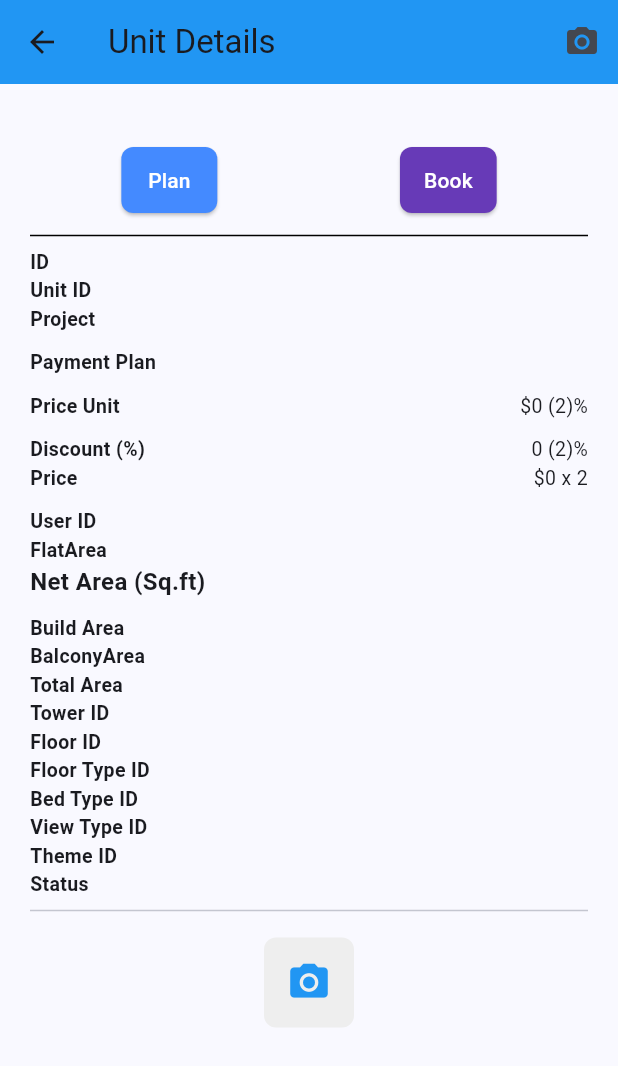
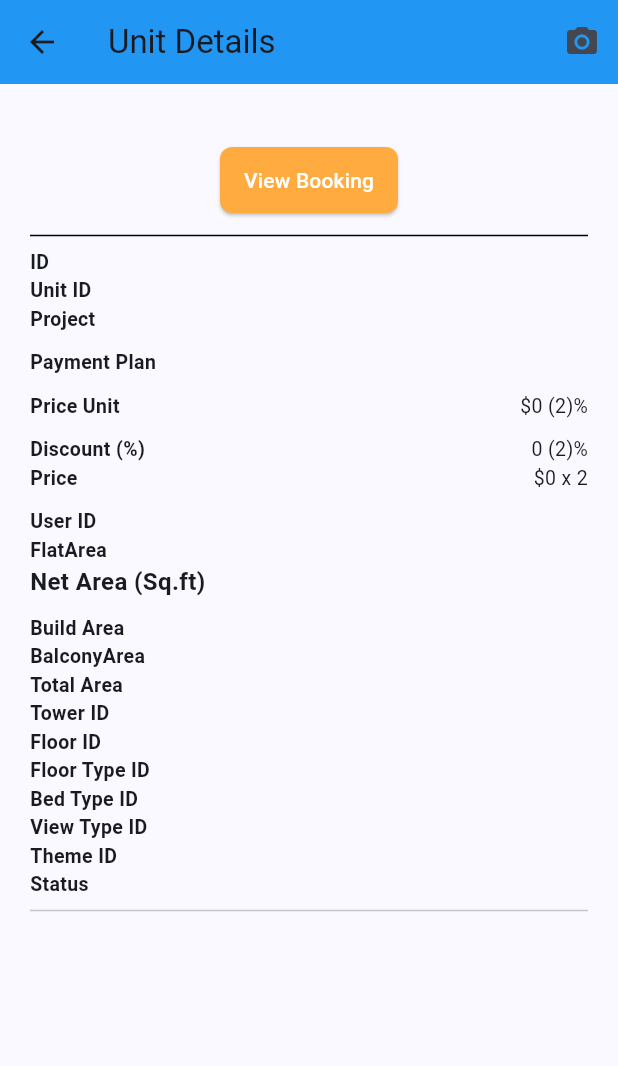
Before and after one commit to Vinay0141/Aqua-Properties, a Flutter app: the UnitDetailScreen screen opened directly with empty values, on a phone screen of 412 x 824 dp. Shown: the top 1066 px of the screen. Run offline on Flutter 3.47's test engine with Material 3 defaults, Android fonts, the phone set to English and light mode, and no system bars; our stand-ins replace bloc, dio, flutter_bloc, fluttertoast, open_file, permission_handler and 1 more; missing offline and left inert: flutter_downloader, flutter_pdfview; accounts and stored records are empty.

Commit message:
unit_detail_screen.dart

```diff
--- a/lib/unit_detail_screen.dart
+++ b/lib/unit_detail_screen.dart
@@ -1,27 +1,27 @@
 import 'package:aqua_properties/features/nav_view/unite/unite_screen.dart';
+import 'package:aqua_properties/view_booking_screen.dart';
 import 'package:flutter/material.dart';
 
 class UnitDetailScreen extends StatefulWidget {
-  final  dynamic unitIdName;
-  final  dynamic unitPrice;
-  final  dynamic unitTotalArea;
-  final  dynamic unitProjectId;
-  final  dynamic unitplanId;
-  final  dynamic unitpriceUnit;
-  final  dynamic unitdiscount;
-  final  dynamic unituserId;
-  final  dynamic unitflatArea;
-  final  dynamic unitbuildArea;
-  final  dynamic unitbalconyArea;
-  final  dynamic unittowerId;
-  final  dynamic unitfloorId;
-  final  dynamic unitfloorTypeId;
-  final  dynamic unitbedTypeId;
-  final  dynamic unitviewTypeId;
-  final  dynamic unitthemeId;
+  final dynamic unitIdName;
+  final dynamic unitPrice;
+  final dynamic unitTotalArea;
+  final dynamic unitProjectId;
+  final dynamic unitplanId;
+  final dynamic unitpriceUnit;
+  final dynamic unitdiscount;
+  final dynamic unituserId;
+  final dynamic unitflatArea;
+  final dynamic unitbuildArea;
+  final dynamic unitbalconyArea;
+  final dynamic unittowerId;
+  final dynamic unitfloorId;
+  final dynamic unitfloorTypeId;
+  final dynamic unitbedTypeId;
+  final dynamic unitviewTypeId;
+  final dynamic unitthemeId;
   final dynamic unitId;
   final dynamic unitStatus;
-
 
   // Constructor accepting data
   const UnitDetailScreen({
@@ -41,7 +41,10 @@ class UnitDetailScreen extends StatefulWidget {
     required this.unitfloorId,
     required this.unitfloorTypeId,
     required this.unitbedTypeId,
-    required this.unitviewTypeId, required this.unitthemeId, required this.unitId, required this.unitStatus,
+    required this.unitviewTypeId,
+    required this.unitthemeId,
+    required this.unitId,
+    required this.unitStatus,
   });
 
   @override
@@ -71,9 +74,12 @@ class _UnitDetailScreenState extends State<UnitDetailScreen> {
           children: [
             const SizedBox(height: 20),
 
+            // Conditional Buttons
             Row(
               mainAxisAlignment: MainAxisAlignment.spaceAround,
               children: [
+                // Agar unituserId == false hai toh Plan aur Book Button dikhao
+                if (widget.unituserId == false) ...[
                   // Plan Button
                   ElevatedButton(
                     onPressed: () {
@@ -125,11 +131,40 @@ class _UnitDetailScreenState extends State<UnitDetailScreen> {
                     ),
                     child: const Text('Book'),
                   ),
+                ] else ...[
+                  // Agar unituserId mein false nahi hai toh sirf View Booking Button dikhao
+                  ElevatedButton(
+                    onPressed: () {
+                      Navigator.push(
+                        context,
+                        MaterialPageRoute(
+                          builder: (context) => ViewBookingScreen(
+                            unitId: widget.unitIdName,
+                            status: widget.unitStatus,
+                            userId: widget.unituserId,
+                          ),
+                        ),
+                      );
+                    },
+                    style: ElevatedButton.styleFrom(
+                      backgroundColor: Colors.orangeAccent,
+                      foregroundColor: Colors.white,
+                      padding: const EdgeInsets.symmetric(
+                        horizontal: 16,
+                        vertical: 12,
+                      ),
+                      shape: RoundedRectangleBorder(
+                        borderRadius: BorderRadius.circular(8),
+                      ),
+                    ),
+                    child: const Text('View Booking'),
+                  ),
+                ],
               ],
             ),
+
             const SizedBox(height: 5),
             const Divider(color: Colors.black),
-
 
             //  ID
             Row(
@@ -409,24 +444,6 @@ class _UnitDetailScreenState extends State<UnitDetailScreen> {
             ),
             const Divider(),
             const SizedBox(height: 10),
-
-            // Image upload section
-            Center(
-              child: GestureDetector(
-                onTap: () {
-                  // Image picking logic
-                },
-                child: Container(
-                  height: 60,
-                  width: 60,
-                  decoration: BoxDecoration(
-                    color: Colors.grey[200],
-                    borderRadius: BorderRadius.circular(8),
-                  ),
-                  child: const Icon(Icons.camera_alt, color: Colors.blue, size: 30),
-                ),
-              ),
-            ),
           ],
         ),
       ),
```
Lines whose indentation alone changed are shown as unchanged.
